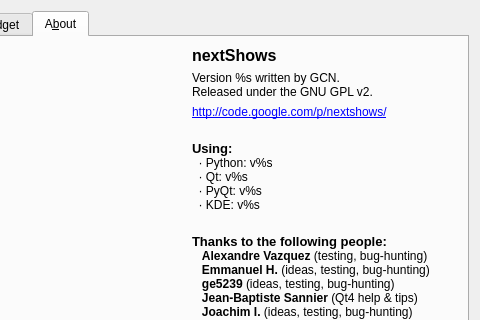
Before: the Qt Designer form nextShows/WorkFiles/ConfigGUI/NextShowsConfig.ui in gilcn/nextshows, drawn with Qt 5; both pictures show x 102 to 582 and y 0 to 320 of the 582 by 589 pixel window.
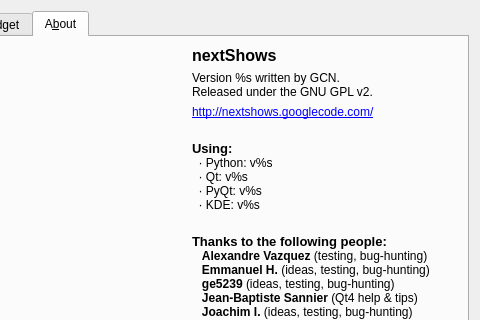
After: the same form once the commit is applied. The open tabs and pages were chosen to show the change. Icons and pictures are not drawn.

Commit message: Update project's URL

```diff
--- a/nextShows/WorkFiles/ConfigGUI/NextShowsConfig.ui
+++ b/nextShows/WorkFiles/ConfigGUI/NextShowsConfig.ui
@@ -2035,7 +2035,7 @@
            <item>
             <widget class="QLabel" name="lbl_nextShowsGoogleCode" >
              <property name="text" >
-              <string>&lt;a href="http://code.google.com/p/nextshows/">http://code.google.com/p/nextshows/&lt;/a></string>
+              <string>&lt;a href="http://nextshows.googlecode.com/">http://nextshows.googlecode.com/&lt;/a></string>
              </property>
              <property name="alignment" >
               <set>Qt::AlignLeading|Qt::AlignLeft|Qt::AlignVCenter</set>
```
The commit also changes 1 other file.
